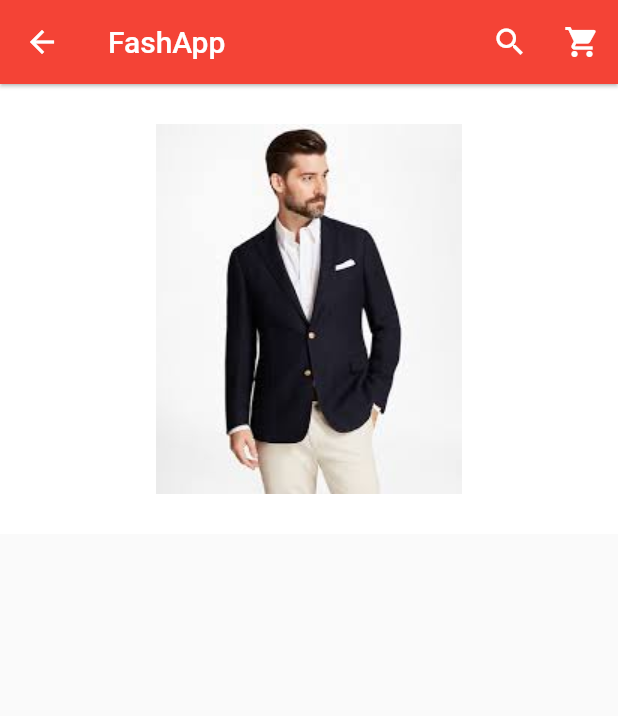
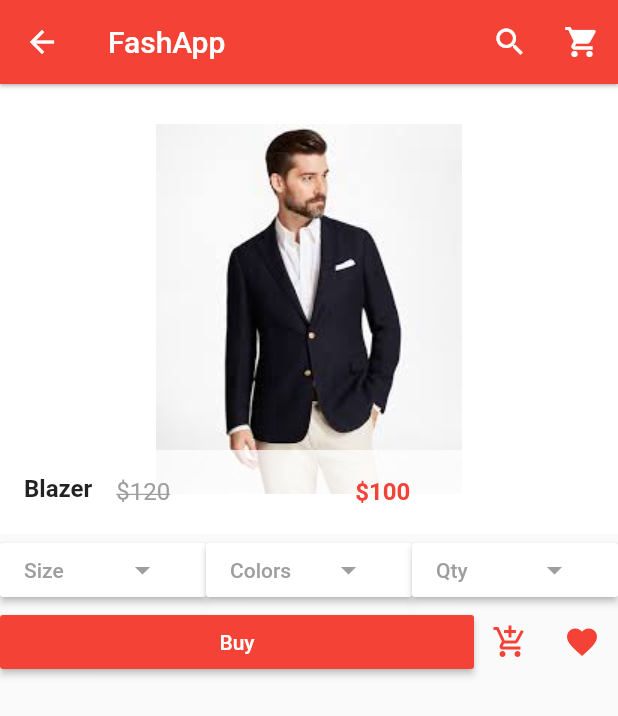
Before and after one commit to chistyinfo/flutter_ecommerce, a Flutter app: the screen it shows after launch, after a tap on "Blazer", on a phone screen of 412 x 824 dp. Shown: the top 716 px of the screen. Run offline on Flutter 3.47's test engine with Material 2 defaults, Android fonts, the phone set to English and light mode, and no system bars; our stand-ins replace carousel_pro.

Commit message:
lesson-17

```diff
--- a/lib/pages/product_details.dart
+++ b/lib/pages/product_details.dart
@@ -6,17 +6,15 @@ class ProductDetails extends StatefulWidget {
   final product_details_oldprice;
   final product_picture;
 
-  ProductDetails({
-    this.product_details_name,
-    this.product_details_newprice,
-    this.product_details_oldprice,
-    this.product_picture
-    });
+  ProductDetails(
+      {this.product_details_name,
+      this.product_details_newprice,
+      this.product_details_oldprice,
+      this.product_picture});
   _ProductDetailsState createState() => _ProductDetailsState();
 }
 
 class _ProductDetailsState extends State<ProductDetails> {
-
   @override
   Widget build(BuildContext context) {
     return Scaffold(
@@ -39,12 +37,112 @@ class _ProductDetailsState extends State<ProductDetails> {
           Container(
             height: 300.0,
             child: GridTile(
-
               child: Container(
                 color: Colors.white,
                 child: Image.asset(widget.product_picture),
               ),
+              footer: Container(
+                color: Colors.white70,
+                child: ListTile(
+                  leading: Text(
+                    widget.product_details_name,
+                    style:
+                        TextStyle(fontWeight: FontWeight.bold, fontSize: 16.0),
+                  ),
+                  title: Row(
+                    children: <Widget>[
+                      Expanded(
+                        child: Text(
+                          "\$${widget.product_details_oldprice}",
+                          style: TextStyle(
+                              color: Colors.grey,
+                              decoration: TextDecoration.lineThrough),
+                        ),
+                      ),
+                      Expanded(
+                        child: Text(
+                          "\$${widget.product_details_newprice}",
+                          style: TextStyle(
+                              fontWeight: FontWeight.bold, color: Colors.red),
+                        ),
+                      )
+                    ],
+                  ),
+                ),
+              ),
             ),
+          ),
+          //===================== 1st Button Row =======================
+          Row(
+            children: <Widget>[
+              Expanded(
+                child: MaterialButton(
+                  onPressed: () {},
+                  color: Colors.white,
+                  textColor: Colors.grey,
+                  elevation: 2.0,
+                  child: Row(
+                    children: <Widget>[
+                      //========== Size button ===============
+                      Expanded(
+                        child: Text("Size"),
+                      ),
+                      Expanded(child: Icon(Icons.arrow_drop_down)),
+                    ],
+                  ),
+                ),
+              ),
+              Expanded(
+                child: MaterialButton(
+                  onPressed: () {},
+                  color: Colors.white,
+                  textColor: Colors.grey,
+                  elevation: 2.0,
+                  child: Row(
+                    children: <Widget>[
+                      //========== Colors button ===============
+                      Expanded(
+                        child: Text("Colors"),
+                      ),
+                      Expanded(child: Icon(Icons.arrow_drop_down)),
+                    ],
+                  ),
+                ),
+              ),
+              Expanded(
+                child: MaterialButton(
+                  onPressed: () {},
+                  color: Colors.white,
+                  textColor: Colors.grey,
+                  elevation: 2.0,
+                  child: Row(
+                    children: <Widget>[
+                      //========== Qty button ===============
+                      Expanded(
+                        child: Text("Qty"),
+                      ),
+                      Expanded(child: Icon(Icons.arrow_drop_down)),
+                    ],
+                  ),
+                ),
+              )
+            ],
+          ),
+          //===================== Buy Button Row =======================
+          Row(
+            children: <Widget>[
+              Expanded(
+                child: MaterialButton(
+                  onPressed: () {},
+                  color: Colors.red,
+                  textColor: Colors.white,
+                  elevation: 2.0,
+                  child: Text("Buy"),
+                ),
+              ),
+              IconButton(icon: Icon(Icons.add_shopping_cart,color: Colors.red,),onPressed: (){},),
+              IconButton(icon: Icon(Icons.favorite,color: Colors.red,),onPressed: (){},)
+            ],
           )
         ],
       ),
```
